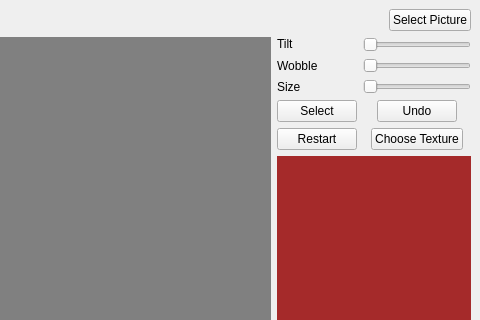
jordansz/ConcreteEditor2, file mainwindow.ui: the form before one commit; both pictures show x 320 to 800 and y 0 to 320 of the 800 by 600 pixel window.
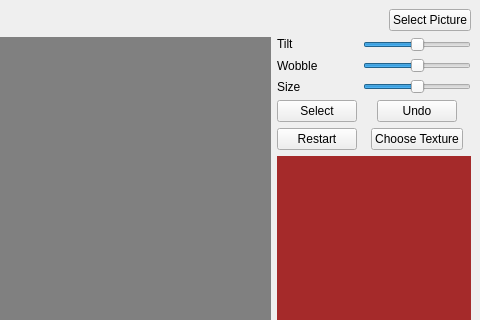
The form after the commit.

The edit to the form file:
```diff
--- a/mainwindow.ui
+++ b/mainwindow.ui
@@ -70,7 +70,13 @@
         <item>
          <layout class="QGridLayout" name="gridLayout">
           <item row="2" column="1">
-           <widget class="QSlider" name="horizontalSlider_3">
+           <widget class="QSlider" name="sizeSlider">
+            <property name="maximum">
+             <number>100</number>
+            </property>
+            <property name="value">
+             <number>50</number>
+            </property>
             <property name="orientation">
              <enum>Qt::Horizontal</enum>
             </property>
@@ -123,13 +129,25 @@
               <verstretch>0</verstretch>
              </sizepolicy>
             </property>
+            <property name="maximum">
+             <number>100</number>
+            </property>
+            <property name="value">
+             <number>50</number>
+            </property>
             <property name="orientation">
              <enum>Qt::Horizontal</enum>
             </property>
            </widget>
           </item>
           <item row="1" column="1">
-           <widget class="QSlider" name="horizontalSlider_2">
+           <widget class="QSlider" name="wobbleSlider">
+            <property name="minimum">
+             <number>-100</number>
+            </property>
+            <property name="maximum">
+             <number>100</number>
+            </property>
             <property name="orientation">
              <enum>Qt::Horizontal</enum>
             </property>
```
Left out of the diff: 2 changed lines with no effect on the pictures.
